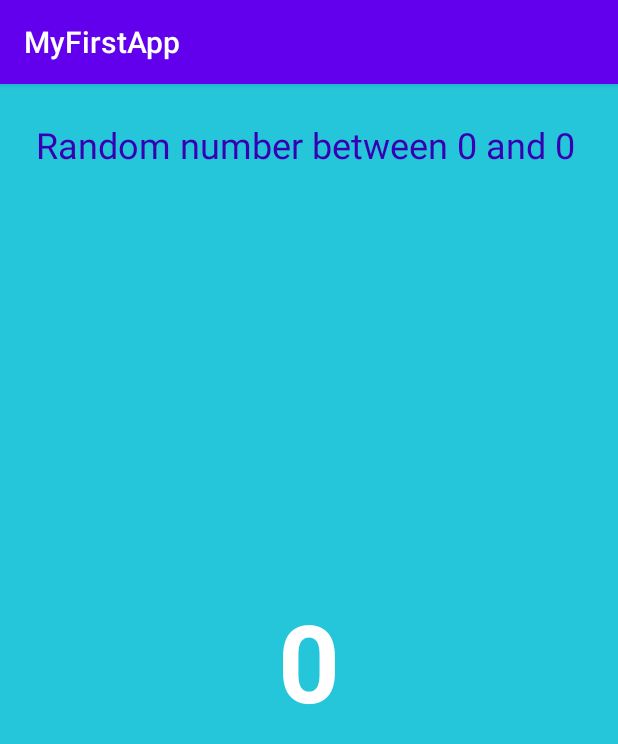
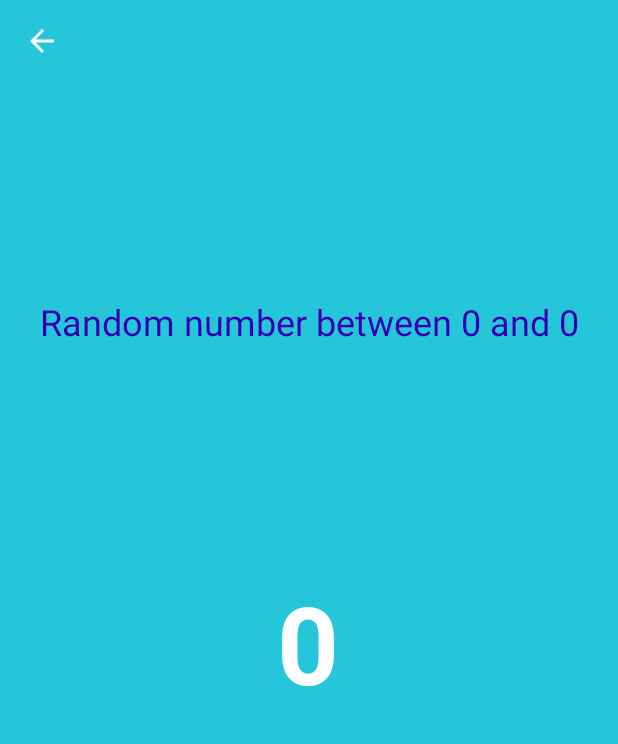
Before and after one commit to RuslanPark/ITMO-android-course, an Android app: the RandomNumberActivity screen opened directly, with no data from a screen before it, on a phone screen of 412 x 824 dp. Shown: the top 744 px of the screen. Run offline under Robolectric (Android 15) with nearby library versions, the phone set to English and light mode, and no system bars.

```diff
--- a/MyFirstApp/app/src/main/java/com/example/myfirstapp/RandomNumberActivity.kt
+++ b/MyFirstApp/app/src/main/java/com/example/myfirstapp/RandomNumberActivity.kt
@@ -2,6 +2,7 @@ package com.example.myfirstapp
 
 import androidx.appcompat.app.AppCompatActivity
 import android.os.Bundle
+import android.view.View
 import kotlinx.android.synthetic.main.activity_random_number.*
 import kotlin.random.Random
 
@@ -29,6 +30,10 @@ class RandomNumberActivity : AppCompatActivity() {
         textViewRndHeader.text = getString(R.string.random_heading, count)
     }
 
+    fun shutDown(view: View) {
+        finish()
+    }
+
     override fun onSaveInstanceState(outState: Bundle) {
         outState.putString("textViewRndNumber", textViewRndNumber.text.toString())
         outState.putString("textViewRndHeader", textViewRndHeader.text.toString())
@@ -40,4 +45,5 @@ class RandomNumberActivity : AppCompatActivity() {
         textViewRndNumber.text = savedInstanceState.getString("textViewRndNumber")
         textViewRndHeader.text = savedInstanceState.getString("textViewRndHeader")
     }
+
 }
--- a/MyFirstApp/app/src/main/res/layout/activity_main.xml
+++ b/MyFirstApp/app/src/main/res/layout/activity_main.xml
@@ -13,7 +13,7 @@
         android:layout_height="wrap_content"
         android:fontFamily="monospace"
         android:text="@string/textView"
-        android:textColor="@android:color/white"
+        android:textColor="?attr/colorPrimary"
         android:textSize="96sp"
         app:layout_constraintBottom_toBottomOf="parent"
         app:layout_constraintHorizontal_bias="0.498"
--- a/MyFirstApp/app/src/main/res/layout/activity_random_number.xml
+++ b/MyFirstApp/app/src/main/res/layout/activity_random_number.xml
@@ -9,34 +9,45 @@
 
     <TextView
         android:id="@+id/textViewRndHeader"
-        android:layout_width="match_parent"
+        android:layout_width="wrap_content"
         android:layout_height="wrap_content"
-        android:layout_marginEnd="24dp"
-        android:layout_marginStart="24dp"
-        android:layout_marginTop="24dp"
         android:text="@string/random_heading"
         android:textColor="@color/colorPrimaryDark"
         android:textSize="24sp"
+        app:layout_constraintBottom_toBottomOf="parent"
         app:layout_constraintEnd_toEndOf="parent"
-        app:layout_constraintHorizontal_bias="0.0"
+        app:layout_constraintHorizontal_bias="0.5"
         app:layout_constraintStart_toStartOf="parent"
-        app:layout_constraintTop_toTopOf="parent" />
+        app:layout_constraintTop_toTopOf="parent"
+        app:layout_constraintVertical_bias="0.25" />
 
     <TextView
         android:id="@+id/textViewRndNumber"
         android:layout_width="wrap_content"
         android:layout_height="wrap_content"
-        android:layout_marginBottom="24sp"
-        android:layout_marginEnd="24sp"
-        android:layout_marginStart="24sp"
-        android:layout_marginTop="24sp"
         android:text="R"
         android:textColor="@android:color/white"
         android:textSize="72sp"
         android:textStyle="bold"
-        app:layout_constraintVertical_bias="0.45"
         app:layout_constraintBottom_toBottomOf="parent"
         app:layout_constraintEnd_toEndOf="parent"
+        app:layout_constraintHorizontal_bias="0.498"
         app:layout_constraintStart_toStartOf="parent"
-        app:layout_constraintTop_toBottomOf="@+id/textViewRndHeader" />
+        app:layout_constraintTop_toBottomOf="@+id/textViewRndHeader"
+        app:layout_constraintVertical_bias="0.3" />
+
+    <ImageButton
+        android:id="@+id/imageButton"
+        android:layout_width="wrap_content"
+        android:layout_height="wrap_content"
+        android:background="#00FFFFFF"
+        android:onClick="shutDown"
+        app:layout_constraintBottom_toTopOf="@+id/textViewRndHeader"
+        app:layout_constraintEnd_toEndOf="parent"
+        app:layout_constraintHorizontal_bias="0.041"
+        app:layout_constraintStart_toStartOf="parent"
+        app:layout_constraintTop_toTopOf="parent"
+        app:layout_constraintVertical_bias="0.09"
+        app:srcCompat="@drawable/abc_vector_test" />
+
 </androidx.constraintlayout.widget.ConstraintLayout>
--- a/MyFirstApp/app/src/main/res/values/styles.xml
+++ b/MyFirstApp/app/src/main/res/values/styles.xml
@@ -5,6 +5,8 @@
         <item name="colorPrimary">@color/colorPrimary</item>
         <item name="colorPrimaryDark">@color/colorPrimaryDark</item>
         <item name="colorAccent">@color/colorAccent</item>
+        <item name="windowNoTitle">true</item>
+        <item name="windowActionBar">false</item>
     </style>
 
 </resources>
```
Also changed, not shown: MyFirstApp/app/build.gradle (+5 -5 lines), MyFirstApp/app/src/main/java/com/example/myfirstapp/MainActivity.kt (+14 -9 lines).
